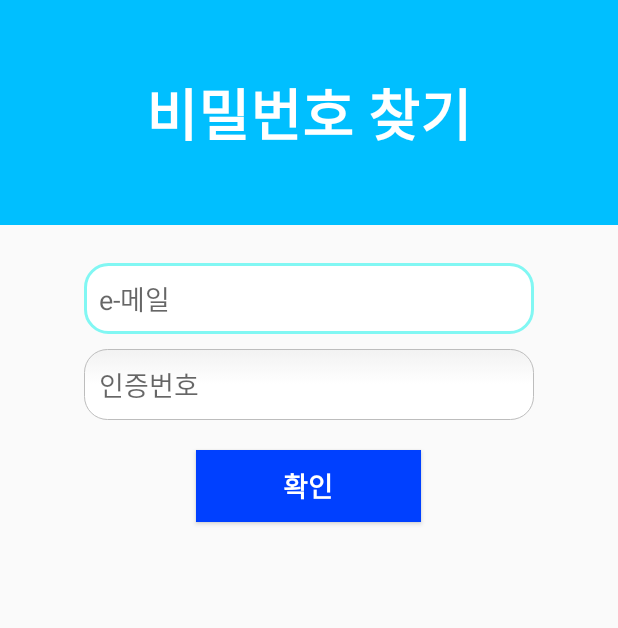
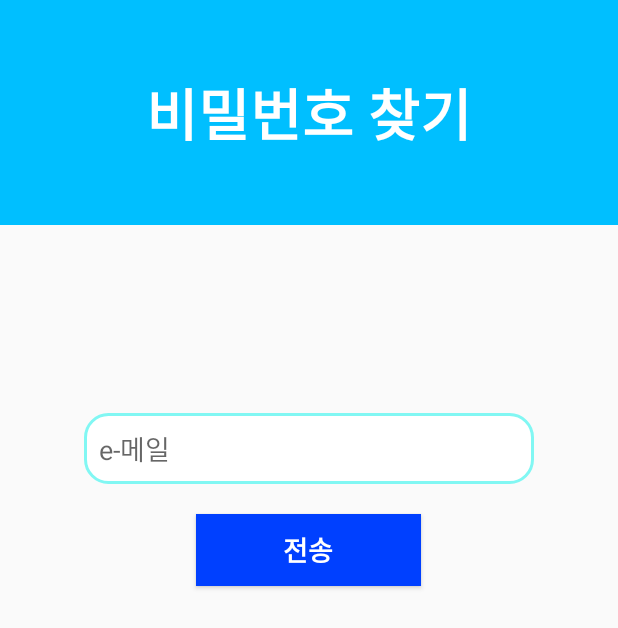
Before and after one commit to Seongrak-Choi/capstone2, an Android app: the forgot_pw screen opened directly, with no data from a screen before it, on a phone screen of 412 x 824 dp. Shown: the top 628 px of the screen. Run offline under Robolectric (Android 15) with nearby library versions, the phone set to English and light mode, and no system bars; our stand-ins replace Firebase (no records; nobody signed in at launch, a user with empty details on screens opened directly).

Commit message:
비밀번호 찾기 기능 구현

```diff
--- a/app/src/main/java/com/example/capstone2/forgot_pw.java
+++ b/app/src/main/java/com/example/capstone2/forgot_pw.java
@@ -1,16 +1,61 @@
 package com.example.capstone2;
 
 import android.os.Bundle;
+import android.util.Log;
+import android.view.View;
+import android.widget.Button;
+import android.widget.EditText;
+import android.widget.Toast;
 
+import androidx.annotation.NonNull;
 import androidx.appcompat.app.AppCompatActivity;
+
+import com.google.android.gms.tasks.OnCompleteListener;
+import com.google.android.gms.tasks.Task;
+import com.google.firebase.auth.FirebaseAuth;
+import com.google.firebase.auth.FirebaseUser;
 
 public class forgot_pw extends AppCompatActivity {
 
+    EditText emailText;
+    Button btn_Ok;
+    FirebaseAuth auth = FirebaseAuth.getInstance();
 
     @Override
     protected void onCreate(Bundle savedInstanceState) {
         super.onCreate(savedInstanceState);
         setContentView(R.layout.activity_forgot_pw);
+
+
+        emailText = findViewById(R.id.emailtext);
+        btn_Ok = findViewById(R.id.btn_ok);
+
+        btn_Ok.setOnClickListener(new View.OnClickListener() {
+            public void onClick(View v) {
+                send();
+            }
+        });
+
+    }
+
+    private void send() {
+        String emailAddress = emailText.getText().toString();
+        if (emailAddress.length() > 0) {
+            auth.sendPasswordResetEmail(emailAddress)
+                    .addOnCompleteListener(new OnCompleteListener<Void>() {
+                        @Override
+                        public void onComplete(@NonNull Task<Void> task) {
+                            if (task.isSuccessful()) {
+                                Toast.makeText(forgot_pw.this, "이메일을 전송했습니다.",
+                                        Toast.LENGTH_SHORT).show();
+                            }
+                        }
+                    });
+        }
+        else{
+            Toast.makeText(forgot_pw.this, "이메일을 입력해 주세요",
+                    Toast.LENGTH_SHORT).show();
+        }
     }
 
 
--- a/app/src/main/res/layout/activity_forgot_pw.xml
+++ b/app/src/main/res/layout/activity_forgot_pw.xml
@@ -16,9 +16,11 @@
         android:textAlignment="center"
         android:textStyle="bold"
         android:textColor="#ffffff"
+        android:layout_marginBottom="100dp"
         android:textSize="37sp"/>
 
     <EditText
+        android:id="@+id/emailtext"
         android:layout_width="300dp"
         android:layout_height="wrap_content"
         android:hint="e-메일"
@@ -28,17 +30,9 @@
         android:background="@drawable/round"
         android:singleLine="true"/>
 
-    <EditText
-        android:layout_width="300dp"
-        android:layout_height="wrap_content"
-        android:hint="인증번호"
-        android:layout_marginTop="10dp"
-        android:layout_gravity="center"
-        android:padding="10dp"
-        android:background="@drawable/round"
-        android:singleLine="true"/>
 
     <Button
+        android:id="@+id/btn_ok"
         android:layout_width="150dp"
         android:layout_height="wrap_content"
         android:layout_gravity="center"
@@ -47,5 +41,5 @@
         android:textColor="#ffffff"
         android:textStyle="bold"
         android:textSize="18sp"
-        android:text="확인"/>
+        android:text="전송"/>
 </LinearLayout>
--- a/app/src/main/res/layout/activity_signup.xml
+++ b/app/src/main/res/layout/activity_signup.xml
@@ -16,6 +16,7 @@
         android:textAlignment="center"
         android:textStyle="bold"
         android:textColor="#ffffff"
+        android:layout_marginBottom="100dp"
         android:textSize="38sp"/>
 
     <EditText
@@ -51,6 +52,7 @@
         android:layout_gravity="center"
         android:padding="10dp"
         android:background="@drawable/round"
+        android:layout_marginBottom="50dp"
         android:singleLine="true"/>
 
     <Button
```
Also changed, not shown: app/src/main/res/layout/activity_main.xml (+6 -1 lines).
